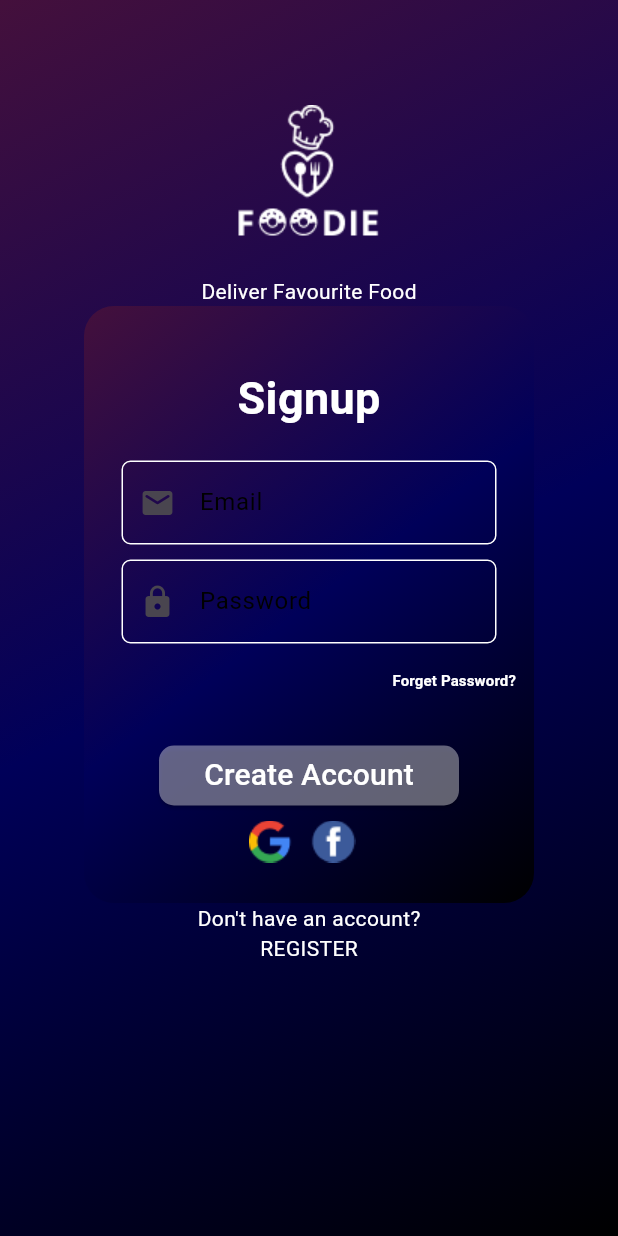
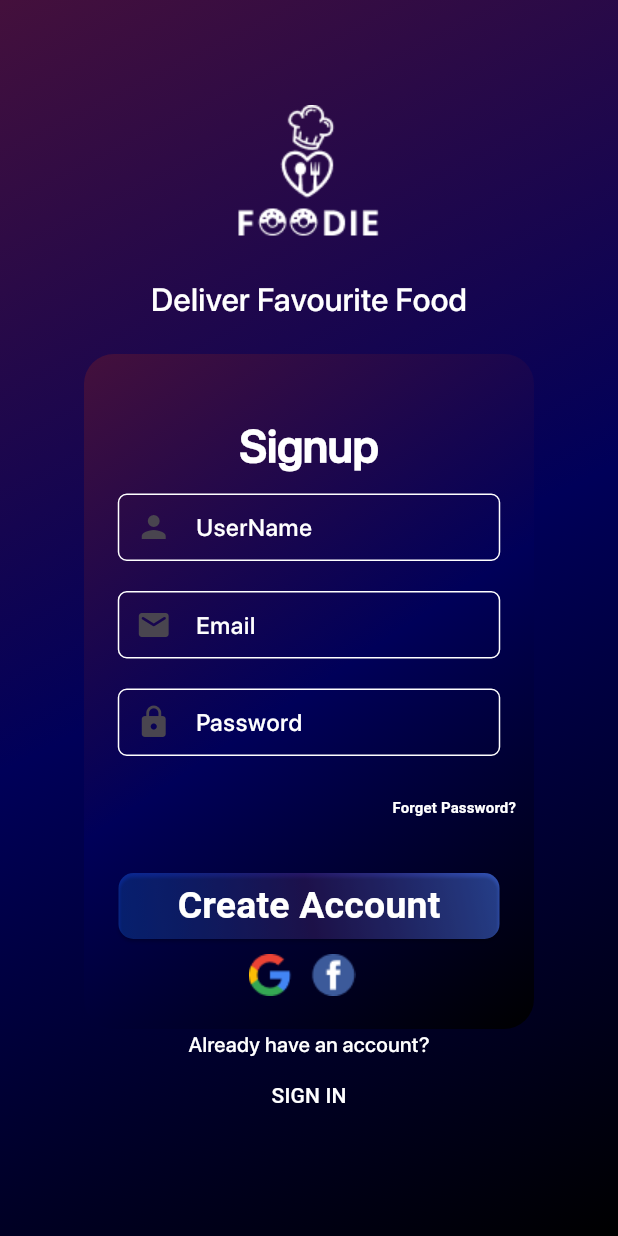
Before and after one commit to aleena02122002/foodie, a Flutter app: the screen it shows after launch, after a tap on "REGISTER", on a phone screen of 412 x 824 dp. Run offline on Flutter 3.47's test engine with Material 3 defaults, Android fonts, the light colour scheme and no system bars; our stand-ins replace get.

Commit message:
foodie application

```diff
--- a/lib/components/colors.dart
+++ b/lib/components/colors.dart
@@ -7,12 +7,15 @@ Color navyBlue = Color(0xFF000000);
 Color blue = Color(0xFF000059);
 Color purple = Color(0xFF800080);
 Color litepurple = Color(0xFF402788);
+Color red = Color(0xFFEC2578);
+
 
 class buttons {
   static LinearGradient colorsbuttons = LinearGradient(
-      colors: [Color(0xFF04050F), Color(0xFF0F55E8)],
-      begin: Alignment.topLeft,
-      end: Alignment.bottomRight);
+      colors: [Color(0xFF497BFF).withOpacity(0.7), Color(0xFF402788).withOpacity(0.6),Color(0xFF0F55E8).withOpacity(0.5)],
+      begin: Alignment.topRight,
+      tileMode: TileMode.decal,
+      end: Alignment.bottomLeft);
 }
 
 
--- /dev/null
+++ b/lib/components/elevatedButton.dart
@@ -0,0 +1,39 @@
+import 'package:flutter/material.dart';
+import 'package:get/get.dart';
+import 'package:hacroject/components/colors.dart';
+import 'package:hacroject/views/home%20page/home.dart';
+
+class Elevatedbutton extends StatelessWidget {
+  final String text;
+  const Elevatedbutton({super.key,required this.text});
+
+  @override
+  Widget build(BuildContext context) {
+    return Container(
+      height: 44,
+      width: 254,
+      decoration: BoxDecoration(
+        borderRadius: BorderRadius.circular(10),
+        gradient: buttons.colorsbuttons,
+      ),
+      child: ElevatedButton(
+        onPressed: () {
+          Get.to(const HomePage());
+        },
+        style: ElevatedButton.styleFrom(
+          backgroundColor: Colors.transparent,
+          shape: RoundedRectangleBorder(
+            borderRadius: BorderRadius.circular(10.0),
+          ),
+        ),
+        child:  Text(
+          text,
+          style: const TextStyle(
+            color: Colors.white,
+            fontSize: 25,
+            fontWeight: FontWeight.bold,
+          ),
+        )),
+    );
+  }
+}
--- a/lib/components/textFeild.dart
+++ b/lib/components/textFeild.dart
@@ -1,4 +1,5 @@
 import 'package:flutter/material.dart';
+import 'package:hacroject/components/colors.dart';
 
 class MyTextField extends StatelessWidget {
   final String hintText;
@@ -12,8 +13,12 @@ class MyTextField extends StatelessWidget {
   @override
   Widget build(BuildContext context) {
     return Padding(
-      padding: const EdgeInsets.symmetric(horizontal: 25),
+      padding: const EdgeInsets.symmetric(vertical: 10),
+      child: SizedBox(
+        width: 255,
+        height: 45,
         child: TextFormField(
+          style: TextStyle(color: whites,fontFamily: "SF"),
           cursorColor: Colors.white,
           focusNode: focusNode,
           controller: controller,
@@ -22,7 +27,8 @@ class MyTextField extends StatelessWidget {
           decoration: InputDecoration(
               labelText: hintText,
               labelStyle: TextStyle(
-              color: (focusNode?.hasFocus ?? false) ? Colors.white : Colors.black,
+                fontFamily: "SF",
+                color: whites
               ),
               prefixIcon: prefixIcon != null? Icon(prefixIcon) : null,
               enabledBorder: OutlineInputBorder(
@@ -35,6 +41,7 @@ class MyTextField extends StatelessWidget {
               )
           ),
         ),
+      ),
     );
   }
 }
--- a/lib/views/home page/homeView.dart
+++ b/lib/views/home page/homeView.dart
@@ -27,6 +27,7 @@ class _HomeviewState extends State<Homeview> {
               backgroundColor: Colors.transparent,
               appBar: AppBar(
                 backgroundColor: Colors.transparent,
+
               ),
               body: SingleChildScrollView(
                 child: Column(
@@ -192,7 +193,6 @@ class _HomeviewState extends State<Homeview> {
                                     left: 16,
                                     child: ElevatedButton(
                                       onPressed: () {
-                                        Get.to(MenuView());
                                       },
                                       style: ElevatedButton.styleFrom(
                                           backgroundColor: const Color.fromARGB(255, 2, 83, 222)
@@ -295,7 +295,7 @@ class _HomeviewState extends State<Homeview> {
                     SingleChildScrollView(
                       scrollDirection: Axis.vertical,
                       child: Column(children: [
-                        GestureDetector(onTap: (){},child: Image(image: AssetImage("assets/images/Card.png"))),
+                        GestureDetector(onTap: (){ Get.to(MenuView());},child: Image(image: AssetImage("assets/images/Card.png"))),
                         SizedBox(height: 20),
                         GestureDetector(onTap: (){},child: Image(image: AssetImage("assets/images/Card.png"))),
                       ],),
--- a/lib/views/login page/login.dart
+++ b/lib/views/login page/login.dart
@@ -1,6 +1,7 @@
 import 'package:flutter/material.dart';
 import 'package:get/get.dart';
 import 'package:hacroject/components/colors.dart';
+import 'package:hacroject/components/elevatedButton.dart';
 import 'package:hacroject/components/textFeild.dart';
 import 'package:hacroject/views/home%20page/homeView.dart';
 import 'package:hacroject/views/register%20page/register.dart';
@@ -32,6 +33,8 @@ class LoginView extends StatelessWidget {
                     padding: const EdgeInsets.symmetric(vertical: 20.0),
                     child: Image(image: AssetImage("assets/images/logo.png")),
                   ),
+                  _text("Deliver Favourite Food", whites,21.0),
+                  SizedBox(height: 15),
                   Container(
                     height: 398,
                     width: 300,
@@ -42,24 +45,21 @@ class LoginView extends StatelessWidget {
                       children: [
                         SizedBox(height: 40),
                         const Text(
-                          "Signin",
+                          "Login",
                           style: TextStyle(
                             color: Colors.white,
                             fontSize: 30,
                             fontWeight: FontWeight.bold,
+                            fontFamily: "SF"
                           ),
                         ),
-                        const SizedBox(
-                          height: 20,
-                        ),
+
                         MyTextField(
                             hintText: 'Email',
                             controller: emailController,
                             prefixIcon: Icons.email_rounded,
                             focusNode: _focusNode1),
-                        const SizedBox(
-                          height: 10,
-                        ),
+
                         MyTextField(
                           hintText: "Password",
                           controller: passwordController,
@@ -80,30 +80,8 @@ class LoginView extends StatelessWidget {
                             ),
                           ),
                         ),
-                        const SizedBox(height: 20),
-                        SizedBox(
-                          height: 40,
-                          width: 200,
-                          child: ElevatedButton(
-                            onPressed: () {
-                              Get.to(Homeview());
-                            },
-                            child: const Text(
-                              "Signin",
-                              style: TextStyle(
-                                color: Colors.white,
-                                fontSize: 25,
-                                fontWeight: FontWeight.bold,
-                              ),
-                            ),
-                            style: ElevatedButton.styleFrom(
-                              backgroundColor: Colors.white38,
-                              shape: RoundedRectangleBorder(
-                                borderRadius: BorderRadius.circular(10.0),
-                              ),
-                            ),
-                          ),
-                        ),
+                        Elevatedbutton(text: "Sign in"),
+                        _text("Or", red.withOpacity(0.5), 15.0),
                         Padding(
                           padding: const EdgeInsets.symmetric(horizontal: 110.0,vertical: 10),
                           child: Row(
@@ -117,7 +95,8 @@ class LoginView extends StatelessWidget {
                       ],
                     ),
                   ),
-                  Text("Don't have an account?",style: TextStyle(color: Colors.white),),
+                  SizedBox(height: 10),
+                  _text("Don't have an account?", whites, 14.0),
                   TextButton(onPressed: (){Get.to(SignUpView());}, child: Text("REGISTER",style: TextStyle(color: Colors.white),),)
 
                 ],
@@ -128,4 +107,10 @@ class LoginView extends StatelessWidget {
       ),
     );
   }
+  _text(String text, Color colors,double size) {
+    return Text(
+      text,
+      style: TextStyle(color: colors,fontSize: size,fontFamily: "SF"),
+    );
+  }
 }
--- a/lib/views/menu/menu.dart
+++ b/lib/views/menu/menu.dart
@@ -23,8 +23,8 @@ class _MenuViewState extends State<MenuView> {
         extendBodyBehindAppBar: true,
         appBar: AppBar(
           forceMaterialTransparency: true,
-          leading: Icon(Icons.arrow_back_ios),
-          actions: [Icon(Icons.favorite)],
+          leading: IconButton(onPressed: (){Get.back();}, icon: Icon(Icons.arrow_back_ios,color: whites,)),
+          actions: [Icon(Icons.favorite,color: whites,)],
         ),
         body: SingleChildScrollView(
           child: Column(
@@ -224,7 +224,7 @@ class _MenuViewState extends State<MenuView> {
   _text(String text, Color colors) {
     return Text(
       text,
-      style: TextStyle(color: colors),
+      style: TextStyle(color: colors,fontFamily: "SF"),
     );
   }
 }
--- a/lib/views/register page/register.dart
+++ b/lib/views/register page/register.dart
@@ -1,6 +1,7 @@
 import 'package:flutter/material.dart';
 import 'package:get/get.dart';
 import 'package:hacroject/components/colors.dart';
+import 'package:hacroject/components/elevatedButton.dart';
 import 'package:hacroject/components/textFeild.dart';
 import 'package:hacroject/views/home%20page/homeView.dart';
 
@@ -8,9 +9,11 @@ class SignUpView extends StatelessWidget {
   SignUpView({super.key});
   final emailController = TextEditingController();
   final passwordController = TextEditingController();
+  final userName = TextEditingController();
 
   final FocusNode _focusNode1 = FocusNode();
   final FocusNode _focusNode2 = FocusNode();
+  final FocusNode _focusNode3 = FocusNode();
 
   @override
   Widget build(BuildContext context) {
@@ -31,9 +34,10 @@ class SignUpView extends StatelessWidget {
                     padding: const EdgeInsets.symmetric(vertical: 20.0),
                     child: Image(image: AssetImage("assets/images/logo.png")),
                   ),
-                  Text("Deliver Favourite Food",style: TextStyle(color: Colors.white),),
+                  _text("Deliver Favourite Food", whites, 21.5),
+                  Text("",style: TextStyle(color: Colors.white),),
                   Container(
-                    height: 398,
+                    height: 450,
                     width: 300,
                     decoration: BoxDecoration(
                         gradient: containerGradient.gradientColor,
@@ -47,19 +51,21 @@ class SignUpView extends StatelessWidget {
                             color: Colors.white,
                             fontSize: 30,
                             fontWeight: FontWeight.bold,
+                            fontFamily: "SF"
                           ),
                         ),
-                        const SizedBox(
-                          height: 20,
-                        ),
+                        MyTextField(
+                            hintText: 'UserName',
+                            controller: userName,
+                            prefixIcon: Icons.person,
+                            focusNode: _focusNode3),
+
                         MyTextField(
                             hintText: 'Email',
                             controller: emailController,
                             prefixIcon: Icons.email_rounded,
                             focusNode: _focusNode1),
-                        const SizedBox(
-                          height: 10,
-                        ),
+
                         MyTextField(
                           hintText: "Password",
                           controller: passwordController,
@@ -81,29 +87,7 @@ class SignUpView extends StatelessWidget {
                           ),
                         ),
                         const SizedBox(height: 20),
-                        SizedBox(
-                          height: 40,
-                          width: 200,
-                          child: ElevatedButton(
-                            onPressed: () {
-                              Get.to(Homeview());
-                            },
-                            child: const Text(
-                              "Create Account",
-                              style: TextStyle(
-                                color: Colors.white,
-                                fontSize: 20,
-
-                              ),
-                            ),
-                            style: ElevatedButton.styleFrom(
-                              backgroundColor: Colors.white38,
-                              shape: RoundedRectangleBorder(
-                                borderRadius: BorderRadius.circular(10.0),
-                              ),
-                            ),
-                          ),
-                        ),
+                        Elevatedbutton(text: "Create Account"),
                         Padding(
                           padding: const EdgeInsets.symmetric(horizontal: 110.0,vertical: 10),
                           child: Row(
@@ -117,8 +101,9 @@ class SignUpView extends StatelessWidget {
                       ],
                     ),
                   ),
-                  Text("Don't have an account?",style: TextStyle(color: Colors.white),),
-                  Text("REGISTER",style: TextStyle(color: Colors.white),),
+                 _text("Already have an account?", whites, 14),
+                  TextButton(onPressed: (){Get.back();}, child: Text("SIGN IN",style: TextStyle(color: Colors.white),),),
+
                 ],
               ),
             ),
@@ -127,4 +112,10 @@ class SignUpView extends StatelessWidget {
       ),
     );
   }
+  _text(String text, Color colors,double size) {
+    return Text(
+      text,
+      style: TextStyle(color: colors,fontSize: size,fontFamily: "SF"),
+    );
+  }
 }
```
Also changed, not shown: lib/components/bottomNavigation.dart (+12 -10 lines), lib/components/searchTextFeild.dart (+3 -4 lines), lib/views/food/food.dart (+7 -7 lines), pubspec.yaml (+5 -5 lines), assets/fonts/sf.OTF (added), assets/fonts/sfmedium.OTF (added). Lines whose indentation alone changed are shown as unchanged.
